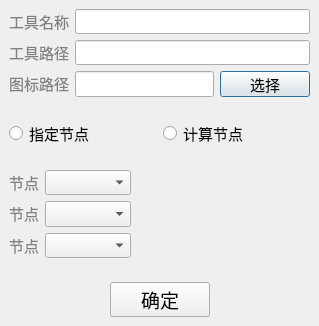
Qt form digitalIntegration/AddToolInfoDialog.ui (jiaqingguo/DI) before a commit.
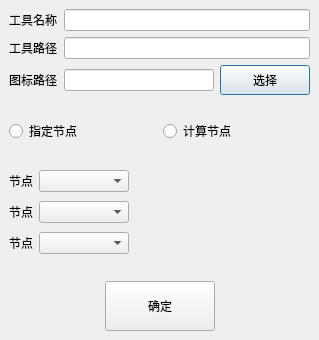
The same form after that commit.

What changed in the file:
```diff
--- a/digitalIntegration/AddToolInfoDialog.ui
+++ b/digitalIntegration/AddToolInfoDialog.ui
@@ -7,7 +7,7 @@
     <x>0</x>
     <y>0</y>
     <width>319</width>
-    <height>326</height>
+    <height>340</height>
    </rect>
   </property>
   <property name="windowTitle">
@@ -45,27 +45,15 @@
        <property name="minimumSize">
         <size>
          <width>0</width>
-         <height>25</height>
+         <height>0</height>
         </size>
        </property>
-       <property name="font">
-        <font>
-         <family>黑体</family>
-         <pointsize>11</pointsize>
-        </font>
-       </property>
       </widget>
      </item>
      <item row="2" column="0">
       <widget class="QLabel" name="label_4">
-       <property name="font">
-        <font>
-         <family>黑体</family>
-         <pointsize>11</pointsize>
-        </font>
-       </property>
        <property name="text">
-        <string>&lt;html&gt;&lt;head/&gt;&lt;body&gt;&lt;p&gt;&lt;span style=&quot; color:#808080;&quot;&gt;图标路径&lt;/span&gt;&lt;/p&gt;&lt;/body&gt;&lt;/html&gt;</string>
+        <string>图标路径</string>
        </property>
       </widget>
      </item>
@@ -74,15 +62,9 @@
        <property name="minimumSize">
         <size>
          <width>90</width>
-         <height>25</height>
+         <height>30</height>
         </size>
        </property>
-       <property name="font">
-        <font>
-         <family>黑体</family>
-         <pointsize>11</pointsize>
-        </font>
-       </property>
        <property name="text">
         <string>选择</string>
        </property>
@@ -90,14 +72,8 @@
      </item>
      <item row="0" column="0">
       <widget class="QLabel" name="label_2">
-       <property name="font">
-        <font>
-         <family>黑体</family>
-         <pointsize>11</pointsize>
-        </font>
-       </property>
        <property name="text">
-        <string>&lt;html&gt;&lt;head/&gt;&lt;body&gt;&lt;p&gt;&lt;span style=&quot; color:#808080;&quot;&gt;工具名称&lt;/span&gt;&lt;/p&gt;&lt;/body&gt;&lt;/html&gt;</string>
+        <string>工具名称</string>
        </property>
       </widget>
      </item>
@@ -106,27 +82,15 @@
        <property name="minimumSize">
         <size>
          <width>0</width>
-         <height>25</height>
+         <height>0</height>
         </size>
        </property>
-       <property name="font">
-        <font>
-         <family>黑体</family>
-         <pointsize>11</pointsize>
-        </font>
-       </property>
       </widget>
      </item>
      <item row="1" column="0">
       <widget class="QLabel" name="label">
-       <property name="font">
-        <font>
-         <family>黑体</family>
-         <pointsize>11</pointsize>
-        </font>
-       </property>
        <property name="text">
-        <string>&lt;html&gt;&lt;head/&gt;&lt;body&gt;&lt;p&gt;&lt;span style=&quot; font-size:11pt; color:#808080;&quot;&gt;工具路径&lt;/span&gt;&lt;/p&gt;&lt;/body&gt;&lt;/html&gt;</string>
+        <string>工具路径</string>
        </property>
       </widget>
      </item>
@@ -135,15 +99,9 @@
        <property name="minimumSize">
         <size>
          <width>0</width>
-         <height>25</height>
+         <height>0</height>
         </size>
        </property>
-       <property name="font">
-        <font>
-         <family>黑体</family>
-         <pointsize>11</pointsize>
-        </font>
-       </property>
       </widget>
      </item>
     </layout>
@@ -167,15 +125,9 @@
        <property name="minimumSize">
         <size>
          <width>0</width>
-         <height>25</height>
+         <height>0</height>
         </size>
        </property>
-       <property name="font">
-        <font>
-         <family>黑体</family>
-         <pointsize>11</pointsize>
-        </font>
-       </property>
        <property name="text">
         <string>指定节点</string>
        </property>
@@ -186,15 +138,9 @@
        <property name="minimumSize">
         <size>
          <width>0</width>
-         <height>25</height>
+         <height>0</height>
         </size>
        </property>
-       <property name="font">
-        <font>
-         <family>黑体</family>
-         <pointsize>11</pointsize>
-        </font>
-       </property>
        <property name="text">
         <string>计算节点</string>
        </property>
@@ -207,14 +153,8 @@
      <layout class="QGridLayout" name="gridLayout">
       <item row="0" column="0">
        <widget class="QLabel" name="label4">
-        <property name="font">
-         <font>
-          <family>黑体</family>
-          <pointsize>11</pointsize>
-         </font>
-        </property>
         <property name="text">
-         <string>&lt;html&gt;&lt;head/&gt;&lt;body&gt;&lt;p&gt;&lt;span style=&quot; color:#808080;&quot;&gt;节点&lt;/span&gt;&lt;/p&gt;&lt;/body&gt;&lt;/html&gt;</string>
+         <string>节点</string>
         </property>
        </widget>
       </item>
@@ -222,16 +162,10 @@
        <widget class="QComboBox" name="IpcomboBox1">
         <property name="minimumSize">
          <size>
-          <width>75</width>
-          <height>25</height>
+          <width>90</width>
+          <height>0</height>
          </size>
         </property>
-        <property name="font">
-         <font>
-          <family>黑体</family>
-          <pointsize>11</pointsize>
-         </font>
-        </property>
        </widget>
       </item>
       <item row="0" column="2">
@@ -249,14 +183,8 @@
       </item>
       <item row="1" column="0">
        <widget class="QLabel" name="label5">
-        <property name="font">
-         <font>
-          <family>黑体</family>
-          <pointsize>11</pointsize>
-         </font>
-        </property>
         <property name="text">
-         <string>&lt;html&gt;&lt;head/&gt;&lt;body&gt;&lt;p&gt;&lt;span style=&quot; color:#808080;&quot;&gt;节点&lt;/span&gt;&lt;/p&gt;&lt;/body&gt;&lt;/html&gt;</string>
+         <string>节点</string>
         </property>
        </widget>
       </item>
@@ -264,16 +192,10 @@
        <widget class="QComboBox" name="IpcomboBox2">
         <property name="minimumSize">
          <size>
-          <width>75</width>
-          <height>25</height>
+          <width>90</width>
+          <height>0</height>
          </size>
         </property>
-        <property name="font">
-         <font>
-          <family>黑体</family>
-          <pointsize>11</pointsize>
-         </font>
-        </property>
        </widget>
       </item>
       <item row="1" column="2">
@@ -291,14 +213,8 @@
       </item>
       <item row="2" column="0">
        <widget class="QLabel" name="label6">
-        <property name="font">
-         <font>
-          <family>黑体</family>
-          <pointsize>11</pointsize>
-         </font>
-        </property>
         <property name="text">
-         <string>&lt;html&gt;&lt;head/&gt;&lt;body&gt;&lt;p&gt;&lt;span style=&quot; color:#808080;&quot;&gt;节点&lt;/span&gt;&lt;/p&gt;&lt;/body&gt;&lt;/html&gt;</string>
+         <string>节点</string>
         </property>
        </widget>
       </item>
@@ -306,16 +222,10 @@
        <widget class="QComboBox" name="IpcomboBox3">
         <property name="minimumSize">
          <size>
-          <width>75</width>
-          <height>25</height>
+          <width>90</width>
+          <height>0</height>
          </size>
         </property>
-        <property name="font">
-         <font>
-          <family>黑体</family>
-          <pointsize>11</pointsize>
-         </font>
-        </property>
        </widget>
       </item>
       <item row="2" column="2">
@@ -367,16 +277,10 @@
         <widget class="QPushButton" name="btnOK">
          <property name="minimumSize">
           <size>
-           <width>100</width>
-           <height>35</height>
+           <width>110</width>
+           <height>50</height>
           </size>
          </property>
-         <property name="font">
-          <font>
-           <family>黑体</family>
-           <pointsize>14</pointsize>
-          </font>
-         </property>
          <property name="text">
           <string>确定</string>
          </property>
```
